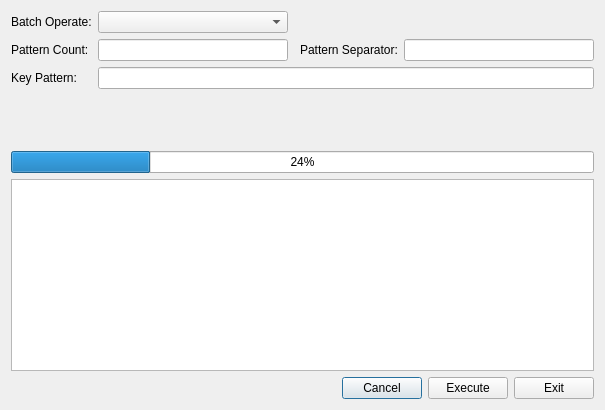
cc20110101/RedisView, file src/RedisView/AppView/batchoperatedialog.ui: the form before one commit.
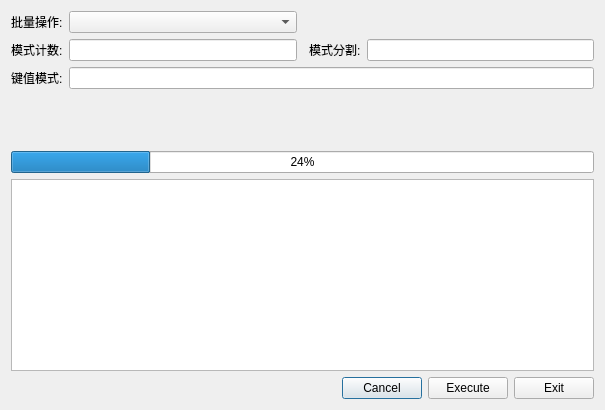
The form after the commit.

What changed in the file:
```diff
--- a/src/RedisView/AppView/batchoperatedialog.ui
+++ b/src/RedisView/AppView/batchoperatedialog.ui
@@ -21,7 +21,7 @@
        <item row="2" column="0">
         <widget class="QLabel" name="_patternLabel">
          <property name="text">
-          <string>Key Pattern:</string>
+          <string>键值模式:</string>
          </property>
         </widget>
        </item>
@@ -37,21 +37,21 @@
        <item row="0" column="0">
         <widget class="QLabel" name="_batchOplabel">
          <property name="text">
-          <string>Batch Operate:</string>
+          <string>批量操作:</string>
          </property>
         </widget>
        </item>
        <item row="1" column="0">
         <widget class="QLabel" name="_patternCountLabel">
          <property name="text">
-          <string>Pattern Count:</string>
+          <string>模式计数:</string>
          </property>
         </widget>
        </item>
        <item row="1" column="3">
         <widget class="QLabel" name="_patternSeparatorLabel">
          <property name="text">
-          <string>Pattern Separator:</string>
+          <string>模式分割:</string>
          </property>
         </widget>
        </item>
```
